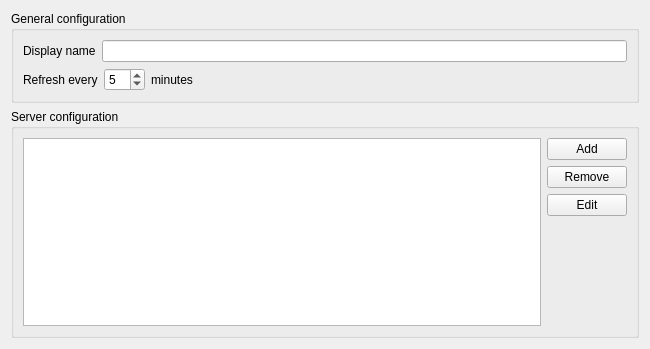
KDE/kdepim-runtime, file resources/dav/resource/configdialog.ui: the form before one commit.
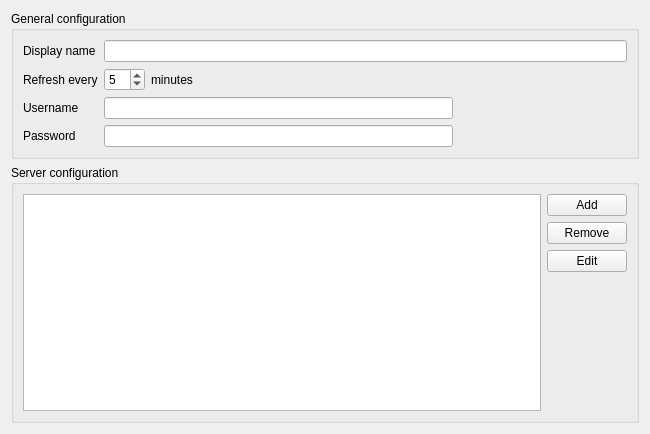
The form after the commit. Custom widgets are drawn as their Qt base class.

The edit to the form file:
```diff
--- a/resources/dav/resource/configdialog.ui
+++ b/resources/dav/resource/configdialog.ui
@@ -7,19 +7,19 @@
     <x>0</x>
     <y>0</y>
     <width>650</width>
-    <height>349</height>
+    <height>434</height>
    </rect>
   </property>
-  <layout class="QVBoxLayout" name="verticalLayout_4">
+  <layout class="QVBoxLayout" name="verticalLayout_2">
    <item>
     <widget class="QGroupBox" name="groupBox_3">
      <property name="title">
       <string>General configuration</string>
      </property>
-     <layout class="QVBoxLayout" name="verticalLayout_2">
+     <layout class="QHBoxLayout" name="horizontalLayout_5">
       <item>
-       <layout class="QHBoxLayout" name="horizontalLayout">
-        <item>
+       <layout class="QFormLayout" name="formLayout">
+        <item row="0" column="0">
          <widget class="QLabel" name="label_6">
           <property name="locale">
            <locale language="English" country="UnitedStates"/>
@@ -29,14 +29,10 @@
           </property>
          </widget>
         </item>
-        <item>
+        <item row="0" column="1">
          <widget class="KLineEdit" name="kcfg_displayName"/>
         </item>
-       </layout>
-      </item>
-      <item>
-       <layout class="QHBoxLayout" name="horizontalLayout_2">
-        <item>
+        <item row="1" column="0">
          <widget class="QLabel" name="label_2">
           <property name="locale">
            <locale language="English" country="UnitedStates"/>
@@ -46,6 +42,8 @@
           </property>
          </widget>
         </item>
+        <item row="1" column="1">
+         <layout class="QHBoxLayout" name="horizontalLayout">
         <item>
          <widget class="QSpinBox" name="kcfg_refreshInterval">
           <property name="locale">
@@ -78,6 +76,79 @@
            </size>
           </property>
          </spacer>
+          </item>
+         </layout>
+        </item>
+        <item row="2" column="0">
+         <widget class="QLabel" name="label">
+          <property name="locale">
+           <locale language="English" country="UnitedStates"/>
+          </property>
+          <property name="text">
+           <string>Username</string>
+          </property>
+         </widget>
+        </item>
+        <item row="2" column="1">
+         <layout class="QHBoxLayout" name="horizontalLayout_2" stretch="2,1">
+          <item>
+           <widget class="QLineEdit" name="kcfg_defaultUsername">
+            <property name="locale">
+             <locale language="English" country="UnitedStates"/>
+            </property>
+           </widget>
+          </item>
+          <item>
+           <spacer name="horizontalSpacer_2">
+            <property name="orientation">
+             <enum>Qt::Horizontal</enum>
+            </property>
+            <property name="sizeHint" stdset="0">
+             <size>
+              <width>40</width>
+              <height>20</height>
+             </size>
+            </property>
+           </spacer>
+          </item>
+         </layout>
+        </item>
+        <item row="3" column="0">
+         <widget class="QLabel" name="label_4">
+          <property name="locale">
+           <locale language="English" country="UnitedStates"/>
+          </property>
+          <property name="text">
+           <string>Password</string>
+          </property>
+         </widget>
+        </item>
+        <item row="3" column="1">
+         <layout class="QHBoxLayout" name="horizontalLayout_4" stretch="2,1">
+          <item>
+           <widget class="QLineEdit" name="password">
+            <property name="locale">
+             <locale language="English" country="UnitedStates"/>
+            </property>
+            <property name="echoMode">
+             <enum>QLineEdit::Password</enum>
+            </property>
+           </widget>
+          </item>
+          <item>
+           <spacer name="horizontalSpacer_3">
+            <property name="orientation">
+             <enum>Qt::Horizontal</enum>
+            </property>
+            <property name="sizeHint" stdset="0">
+             <size>
+              <width>40</width>
+              <height>20</height>
+             </size>
+            </property>
+           </spacer>
+          </item>
+         </layout>
         </item>
        </layout>
       </item>
```
Lines whose indentation alone changed are shown as unchanged.
